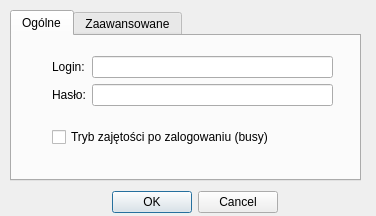
Qt form ui/options.ui (gitter-badger/simplechatclient) before a commit.
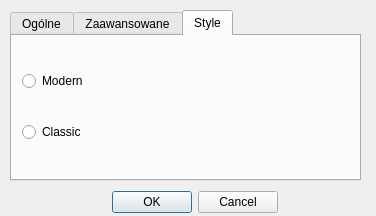
The same form after that commit. The open tabs and pages were chosen to show the change. Icons and pictures are not drawn.

Commit message: add style: modern,classic

The edit to the form file:
```diff
--- a/ui/options.ui
+++ b/ui/options.ui
@@ -38,6 +38,9 @@
      <height>171</height>
     </rect>
    </property>
+   <property name="tabPosition">
+    <enum>QTabWidget::North</enum>
+   </property>
    <property name="currentIndex">
     <number>0</number>
    </property>
@@ -158,6 +161,37 @@
      </layout>
     </widget>
    </widget>
+   <widget class="QWidget" name="tab_3">
+    <attribute name="title">
+     <string>Style</string>
+    </attribute>
+    <widget class="QWidget" name="verticalLayoutWidget_3">
+     <property name="geometry">
+      <rect>
+       <x>10</x>
+       <y>10</y>
+       <width>321</width>
+       <height>121</height>
+      </rect>
+     </property>
+     <layout class="QVBoxLayout" name="verticalLayout_3">
+      <item>
+       <widget class="QRadioButton" name="radioButton">
+        <property name="text">
+         <string>Modern</string>
+        </property>
+       </widget>
+      </item>
+      <item>
+       <widget class="QRadioButton" name="radioButton_2">
+        <property name="text">
+         <string>Classic</string>
+        </property>
+       </widget>
+      </item>
+     </layout>
+    </widget>
+   </widget>
   </widget>
   <widget class="QDialogButtonBox" name="buttonBox">
    <property name="geometry">
```
The commit also changes 8 other files.
